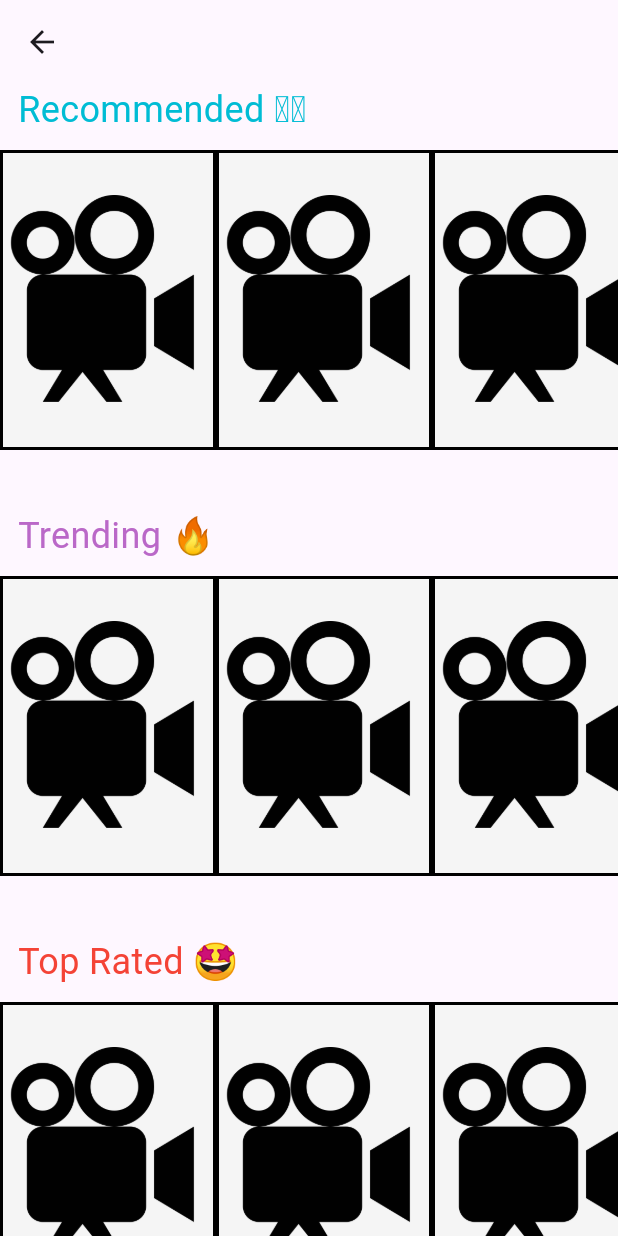
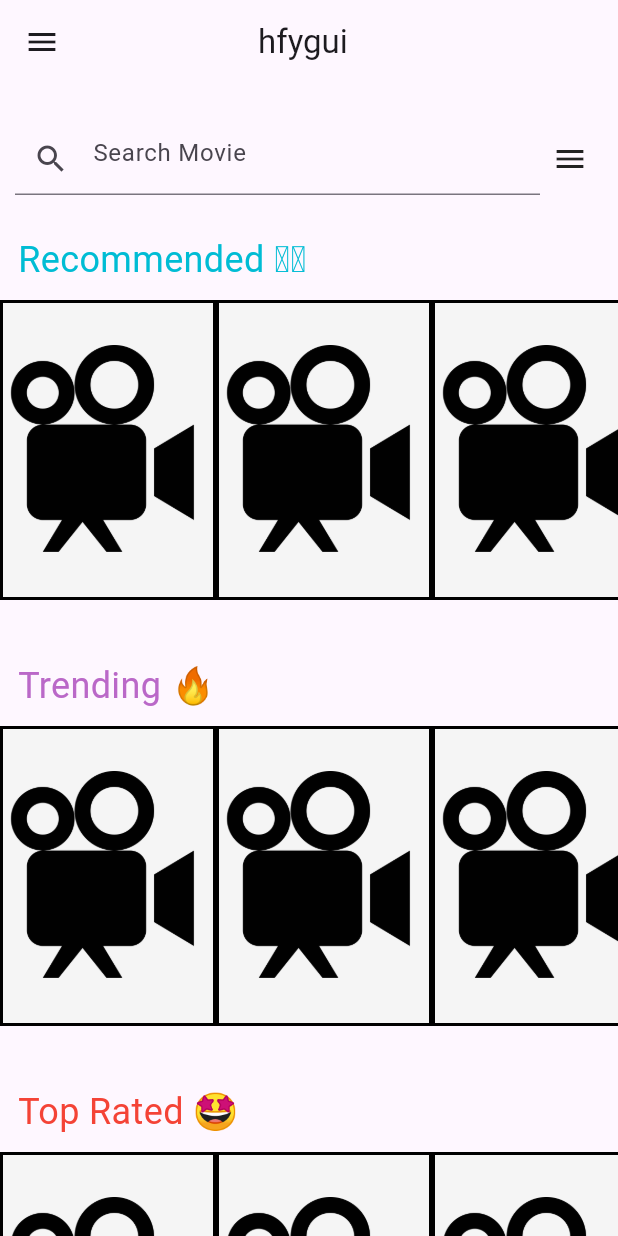
Before and after one commit to YounisAlbosifi/MovieApp, a Flutter app: the MovieScreen screen opened directly, on a phone screen of 412 x 824 dp. Run offline on Flutter 3.47's test engine with Material 2 defaults, Android fonts, the light colour scheme and no system bars; our stand-ins replace google_fonts; network calls fail.

Commit message:
-added stuff in filters -refactored a lot -added search

```diff
--- a/lib/Helper_Widgets/filterPicture.dart
+++ b/lib/Helpers/filterPicture.dart
@@ -1,7 +1,7 @@
 import 'package:flutter/material.dart';
 import 'package:google_fonts/google_fonts.dart';
 import '../components/Text.dart';
-import 'package:movie_app/Main_Flow/movieFilter.dart';
+import 'package:movie_app/Screens/movieFilterScreen.dart';
 class FilterPicture extends StatelessWidget {
   FilterPicture({super.key,
     required this.imagePath,
--- a/lib/Helper_Widgets/movieAPI.dart
+++ b/lib/Helpers/movieAPI.dart
@@ -1,7 +1,6 @@
-import 'dart:convert';
-import 'package:flutter/material.dart';
-import 'package:http/http.dart' as http;
+import 'package:movie_app/Classes/movieResult.dart';
 
+import '../Classes/movieResult.dart';
 import '../constants.dart';
 
 class Api {
@@ -15,6 +14,7 @@ class Api {
     required this.page
   });
 
+
   String? language; // DONE
   int? year; // On hold
   List<String>? withGenres; // DONE
@@ -23,15 +23,15 @@ class Api {
   String? searchName;// On hold
   int page;
 
-  String CallMovieFilterApi(){ /// THIS WILL RETURN A URL
+  Future<List<MovieResult>> CallMovieFilterApi() async{
+    List<MovieResult>? movies;/// THIS WILL RETURN A URL
     var string = StringBuffer();
     string.write(
-        "https://api.themoviedb.org/3/discover/movie?api_key=81a08eb3db0b620adcaf8a8fecc5c880&include_adult=false&include_video=false&language=en-US&page=${page}&sort_by=popularity.desc");
-
+        "https://api.themoviedb.org/3/discover/movie?api_key=81a08eb3db0b620adcaf8a8fecc5c880&include_adult=false&include_video=false&language=en-US&page=${page}&sort_by=popularity.desc"
+    );
     if(language != null){
       string.write("&with_original_language=$language");
     }
-
     if (withGenres != null) {
       string.write("&with_genres=");
       for (int i = 0; i < withGenres!.length; i++) {
@@ -41,21 +41,12 @@ class Api {
         print(string.toString());
       }
     }
-
-
     if(year != null){
       string.write("&primary_release_year=${year}");
     }
-
     if(voteAverage != null){
       string.write("&vote_average.gte=${voteAverage}");
     }
-
-    // ONLY PASS COUNTRY CODES PLEASE (ALPHA 2) https://www.iban.com/country-codes
-    // if(country != null){
-    //   string.write("&with_origin_country=${country}");
-    // }
-
     if(runtimeChoice != null) {
       if (runtimeChoice == "short") {
         string.write(
@@ -72,6 +63,20 @@ class Api {
     }
     String finalUrl = string.toString();
     print("final url is: $finalUrl");
-    return finalUrl;
+
+    var json = await getJson(url: finalUrl);
+    Movie movie = Movie.fromJson(json);
+    movies = movie.results;
+    return movies;
+  }
+
+  Future<List<MovieResult>> CallMovieByNameApi() async{
+    List<MovieResult>? movies;
+    String finalUrl = "https://api.themoviedb.org/3/search/movie?api_key=81a08eb3db0b620adcaf8a8fecc5c880&query=$searchName&include_adult=false&language=en-US&page=$page";
+
+    var json = await getJson(url: finalUrl);
+    Movie movie = Movie.fromJson(json);
+    movies = movie.results;
+    return movies;
   }
 }
--- a/lib/Helper_Widgets/movieCard.dart
+++ b/lib/Helpers/movieCard.dart
@@ -13,7 +13,7 @@ class MovieCard extends StatelessWidget {
   final String posterPath;
   final List genreIds;
 
-  MovieCard({
+  const MovieCard({super.key,
     required this.title,
     required this.overview,
     required this.releaseDate,
--- a/lib/Main_Flow/movieScreen.dart
+++ /dev/null
@@ -1,112 +0,0 @@
-import 'package:flutter/material.dart';
-import 'package:flutter/widgets.dart';
-import 'package:movie_app/Helper_Widgets/moviePoster.dart';
-import 'package:google_fonts/google_fonts.dart';
-import 'package:movie_app/Main_Flow/movieFilter.dart';
-import '../components/Text.dart';
-import 'moviesMainPage.dart';
-
-class MovieScreen extends StatelessWidget {
-  const MovieScreen({super.key});
-
-  @override
-  Widget build(BuildContext context) {
-    return Scaffold(
-      appBar: AppBar(),
-      body: SingleChildScrollView(
-        physics: const ScrollPhysics(),
-        child: Column(
-          children: [
-            Container(
-                alignment: Alignment.topLeft,
-                padding: const EdgeInsets.symmetric(horizontal: 12),
-                child: const CustomText(
-                  'Recommended 🤌🏻',
-                  color: Colors.cyan,
-                )),
-            const SizedBox(
-              height: 10,
-            ),
-            Container(
-              width: double.infinity,
-              height: 200,
-              color: Colors.grey[100],
-              child: ListView.builder(
-                itemBuilder: (context, index) {
-                  return MoviePoster();
-                },
-                scrollDirection: Axis.horizontal,
-              ),
-            ),
-            const SizedBox(
-              height: 40,
-            ),
-            Container(
-                alignment: Alignment.topLeft,
-                padding: const EdgeInsets.symmetric(horizontal: 12),
-                child: CustomText(
-                  "Trending 🔥",
-                  color: Colors.purple[300],
-                )),
-            const SizedBox(
-              height: 10,
-            ),
-            Container(
-              width: double.infinity,
-              height: 200,
-              color: Colors.grey[100],
-              child: ListView.builder(
-                itemBuilder: (context, index) {
-                  return MoviePoster();
-                },
-                scrollDirection: Axis.horizontal,
-              ),
-            ),
-            const SizedBox(
-              height: 40,
-            ),
-            Container(
-                alignment: Alignment.topLeft,
-                padding: const EdgeInsets.symmetric(horizontal: 12),
-                child: const CustomText(
-                  "Top Rated 🤩",
-                  color: Colors.red,
-                )),
-            const SizedBox(
-              height: 10,
-            ),
-            Container(
-              width: double.infinity,
-              height: 200,
-              color: Colors.grey[100],
-              child: ListView.builder(
-                itemBuilder: (context, index) {
-                  return MoviePoster();
-                },
-                scrollDirection: Axis.horizontal,
-              ),
-            ),
-            const SizedBox(
-              height: 40,
-            ),
-
-            // SEARCH BUTTON
-            ElevatedButton(
-                style: ElevatedButton.styleFrom(
-                    backgroundColor: Colors.blue, shape: const StadiumBorder()),
-                onPressed: () {
-                  Navigator.of(context).push(MaterialPageRoute(builder: (context) {
-                    return const MovieMainPage();
-                  },));
-                },
-                child: const CustomText(
-                  "Search",
-                  size: 24,
-                  color: Colors.white,
-                )),
-          ],
-        ),
-      ),
-    );
-  }
-}
--- a/lib/Main_Flow/mainScreen.dart
+++ b/lib/Screens/introScreen.dart
@@ -1,5 +1,5 @@
 import 'package:flutter/material.dart';
-import 'package:movie_app/Main_Flow/movieScreen.dart';
+import 'package:movie_app/Screens/mainScreen.dart';
 
 class MainScreen extends StatelessWidget {
   const MainScreen({Key? key}) : super(key: key);
@@ -7,7 +7,9 @@ class MainScreen extends StatelessWidget {
   @override
   Widget build(BuildContext context) {
     return Scaffold(
-      appBar: AppBar(),
+      appBar: AppBar(
+        title: const Text("Intro Screen")
+      ),
       body: Center(
         child: Column(
           mainAxisAlignment: MainAxisAlignment.spaceEvenly,
--- /dev/null
+++ b/lib/Screens/mainScreen.dart
@@ -0,0 +1,182 @@
+import 'package:flutter/material.dart';
+import 'package:movie_app/Helpers/moviePoster.dart';
+import 'package:movie_app/Screens/movieFilterScreen.dart';
+import '../Classes/movieResult.dart';
+import '../Helpers/movieAPI.dart';
+import '../components/Text.dart';
+import 'movieSearchResults.dart';
+
+class MovieScreen extends StatefulWidget {
+  MovieScreen({super.key});
+
+  @override
+  State<MovieScreen> createState() => _MovieScreenState();
+}
+
+class _MovieScreenState extends State<MovieScreen> {
+  String? searchName;
+
+  @override
+
+  Widget build(BuildContext context) {
+    return Scaffold(
+      appBar: AppBar(
+      automaticallyImplyLeading: false,
+      title: const Padding(
+        padding: EdgeInsets.only(left: 100),
+        child: Text("hfygui"),
+      ),
+
+      leading: const Icon(Icons.menu),
+    ),
+      body: Column(
+        children: [
+          SizedBox(
+            height: 100,
+            width: double.infinity,
+            child: Row(
+              children: [
+                Container(
+                  margin: const EdgeInsets.only(left: 10),
+                  width: 350,
+
+                  child: TextField(
+                    decoration: const InputDecoration(
+                      prefixIcon: Icon(Icons.search),
+                      hintText: "Search Movie",
+                    ),
+
+                    onSubmitted: (value) async{
+                      searchName = value;
+                      print("Search Name: \n $searchName");
+                      Api api = Api(
+                        page: 1,
+                        searchName: searchName
+                      );
+
+                      List<MovieResult> movies = await api.CallMovieByNameApi();
+                      print(movies[0].title);
+                      print(movies[0].overview);
+                      print(movies[0].title);
+
+                      Navigator.of(context).push(MaterialPageRoute(
+                        builder: (context) {
+                          return movieSearchResults(
+                              movies: movies,
+                          );
+                        },
+                      ));
+                    },
+                  ),
+                ),
+                const Padding(
+                  padding: EdgeInsets.only(left:8.0),
+                  child: Icon(Icons.menu),
+                )
+              ],
+            ),
+
+          ),
+          Expanded(
+            child: SingleChildScrollView(
+              physics: const ScrollPhysics(),
+              child: Column(
+                children: [
+                  Container(
+                      alignment: Alignment.topLeft,
+                      padding: const EdgeInsets.symmetric(horizontal: 12),
+                      child: const CustomText(
+                        'Recommended 🤌🏻',
+                        color: Colors.cyan,
+                      )),
+                  const SizedBox(
+                    height: 10,
+                  ),
+                  Container(
+                    width: double.infinity,
+                    height: 200,
+                    color: Colors.grey[100],
+                    child: ListView.builder(
+                      itemBuilder: (context, index) {
+                        return MoviePoster();
+                      },
+                      scrollDirection: Axis.horizontal,
+                    ),
+                  ),
+                  const SizedBox(
+                    height: 40,
+                  ),
+                  Container(
+                      alignment: Alignment.topLeft,
+                      padding: const EdgeInsets.symmetric(horizontal: 12),
+                      child: CustomText(
+                        "Trending 🔥",
+                        color: Colors.purple[300],
+                      )),
+                  const SizedBox(
+                    height: 10,
+                  ),
+                  Container(
+                    width: double.infinity,
+                    height: 200,
+                    color: Colors.grey[100],
+                    child: ListView.builder(
+                      itemBuilder: (context, index) {
+                        return MoviePoster();
+                      },
+                      scrollDirection: Axis.horizontal,
+                    ),
+                  ),
+                  const SizedBox(
+                    height: 40,
+                  ),
+                  Container(
+                      alignment: Alignment.topLeft,
+                      padding: const EdgeInsets.symmetric(horizontal: 12),
+                      child: const CustomText(
+                        "Top Rated 🤩",
+                        color: Colors.red,
+                      )),
+                  const SizedBox(
+                    height: 10,
+                  ),
+                  Container(
+                    width: double.infinity,
+                    height: 200,
+                    color: Colors.grey[100],
+                    child: ListView.builder(
+                      itemBuilder: (context, index) {
+                        return MoviePoster();
+                      },
+                      scrollDirection: Axis.horizontal,
+                    ),
+                  ),
+                  const SizedBox(
+                    height: 40,
+                  ),
+
+                  // SEARCH BUTTON
+                  ElevatedButton(
+                      style: ElevatedButton.styleFrom(
+                          backgroundColor: Colors.blue,
+                          shape: const StadiumBorder()
+                      ),
+                      onPressed: () {
+                        Navigator.of(context).push(MaterialPageRoute(builder: (context) {
+                          return const MovieFilter();
+                        },));
+                      },
+                      child: const CustomText(
+                        "Search Filter",
+                        size: 24,
+                        color: Colors.white,
+                      )),
+                ],
+              ),
+            ),
+          ),
+        ],
+      ),
+    );
+  }
+}
--- a/lib/main.dart
+++ b/lib/main.dart
@@ -1,7 +1,6 @@
 import 'package:flutter/material.dart';
-import 'package:movie_app/Main_Flow/movieScreen.dart';
-
-import 'Main_Flow/mainScreen.dart';
+import 'package:movie_app/Screens/mainScreen.dart';
+import 'Screens/introScreen.dart';
 
 void main() {
   runApp(const MyApp());
```
Also changed, not shown: lib/Main_Flow/moviesMainPage.dart (deleted, +0 -148 lines), lib/Screens/movieFilterResults.dart (added, +51 -0 lines), lib/Screens/movieFilterScreen.dart (renamed from lib/Main_Flow/movieFilter.dart, +66 -52 lines), lib/Screens/movieSearchResults.dart (added, +36 -0 lines), lib/Classes/movieResult.dart (indentation only), lib/Helpers/moviePoster.dart (renamed from lib/Helper_Widgets/moviePoster.dart).
